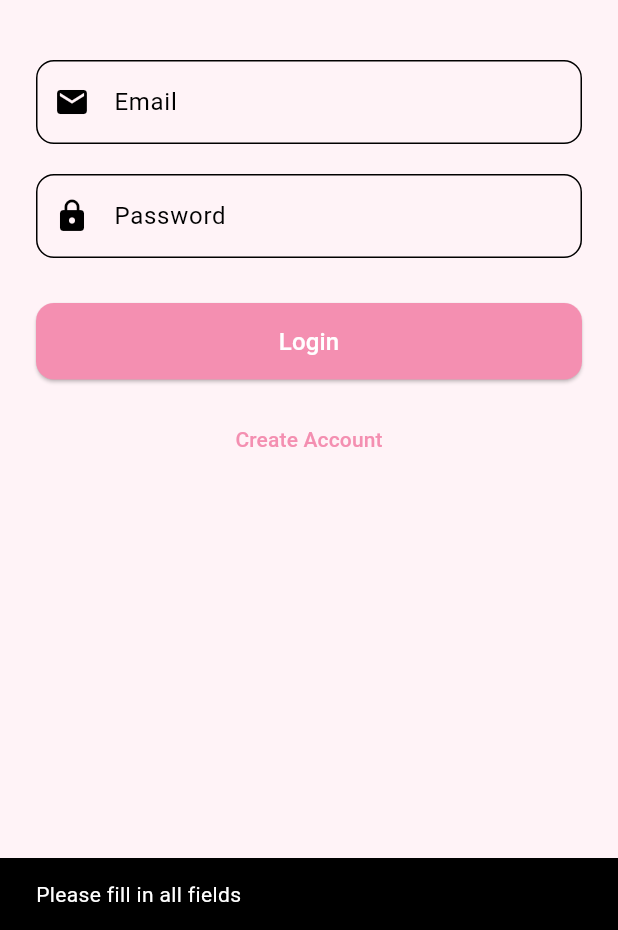
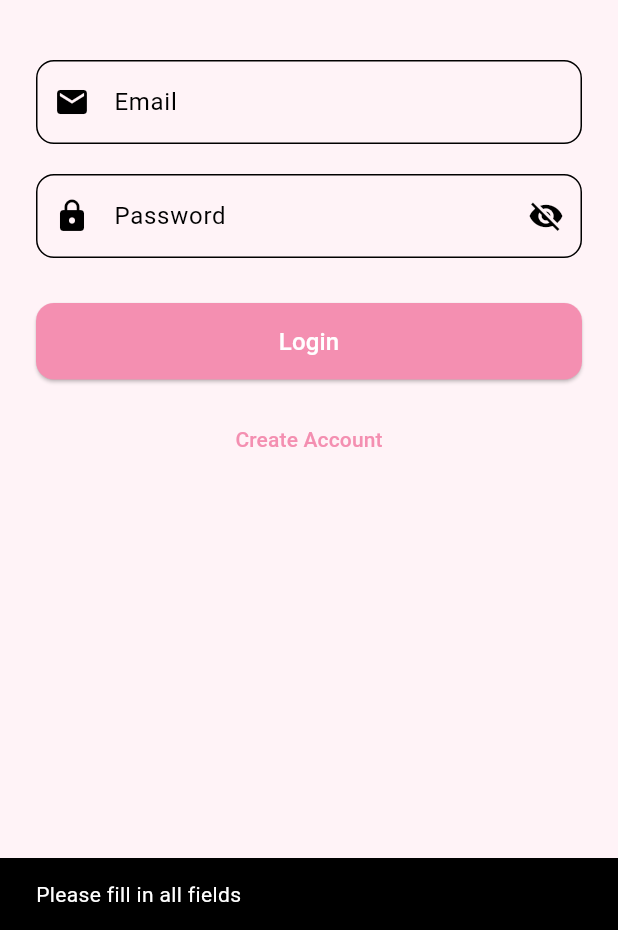
Before and after one commit to halaalmasrii/smart-baby-care, a Flutter app: the screen it shows after launch, after a tap on "Login", on a phone screen of 412 x 824 dp, the part 306-1236 px from its top. Run offline on Flutter 3.47's test engine with Material 3 defaults, Android fonts, the phone set to English and light mode, and no system bars; our stand-ins replace fl_chart, flutter_local_notifications, image_picker, shared_preferences, timezone.

Commit message:
اضافة قيود على ادخال المستخدم

```diff
--- a/lib/screens/login_screen.dart
+++ b/lib/screens/login_screen.dart
@@ -3,6 +3,7 @@ import 'package:provider/provider.dart';
 import '../services/auth_service.dart';
 import '../utils/routes.dart';
 import '../utils/theme_provider.dart';
+import '../utils/validation_utils.dart';
 
 class LoginScreen extends StatefulWidget {
   const LoginScreen({Key? key}) : super(key: key);
@@ -14,6 +15,7 @@ class LoginScreen extends StatefulWidget {
 class _LoginScreenState extends State<LoginScreen> {
   final _emailController = TextEditingController();
   final _passwordController = TextEditingController();
+  bool _obscurePassword = true; // لإظهار أو إخفاء كلمة المرور
 
   @override
   void dispose() {
@@ -73,15 +75,25 @@ class _LoginScreenState extends State<LoginScreen> {
                   ),
                   const SizedBox(height: 20),
 
-                  // ✅ Password field
+                  // ✅ Password field with visibility toggle
                   TextField(
                     controller: _passwordController,
-                    obscureText: true,
+                    obscureText: _obscurePassword,
                     decoration: InputDecoration(
                       prefixIcon: const Icon(Icons.lock),
                       labelText: 'Password',
                       border: OutlineInputBorder(
                         borderRadius: BorderRadius.circular(12),
+                      ),
+                      suffixIcon: IconButton(
+                        icon: Icon(
+                          _obscurePassword ? Icons.visibility_off : Icons.visibility,
+                        ),
+                        onPressed: () {
+                          setState(() {
+                            _obscurePassword = !_obscurePassword;
+                          });
+                        },
                       ),
                     ),
                   ),
@@ -98,6 +110,20 @@ class _LoginScreenState extends State<LoginScreen> {
                         if (email.isEmpty || password.isEmpty) {
                           ScaffoldMessenger.of(context).showSnackBar(
                             const SnackBar(content: Text('Please fill in all fields')),
+                          );
+                          return;
+                        }
+
+                        if (!ValidationUtils.isValidEmail(email)) {
+                          ScaffoldMessenger.of(context).showSnackBar(
+                            const SnackBar(content: Text('Please enter a valid email address')),
+                          );
+                          return;
+                        }
+
+                        if (!ValidationUtils.isValidPassword(password)) {
+                          ScaffoldMessenger.of(context).showSnackBar(
+                            const SnackBar(content: Text('Password must be at least 8 characters')),
                           );
                           return;
                         }
```
